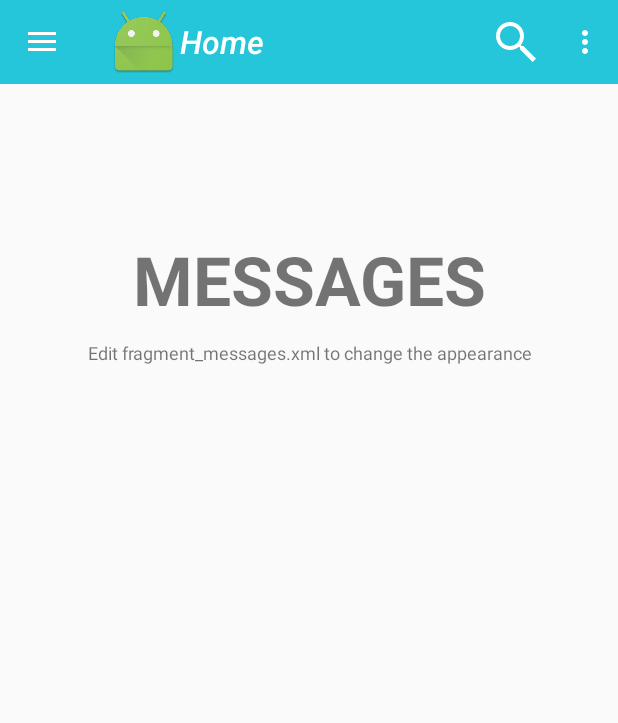
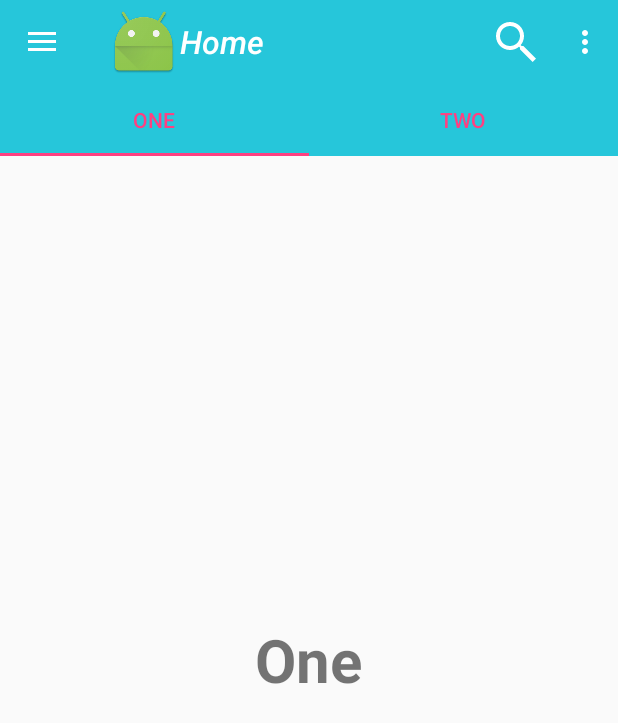
Before and after one commit to carolinags/gymapp, an Android app: the fragment MessagesFragment placed in its activity, on a phone screen of 412 x 824 dp. Shown: the top 723 px of the screen. Run offline under Robolectric (Android 15) with nearby library versions, the phone set to English and light mode, and no system bars.

Commit message:
Working with tab layout part1.

```diff
--- a/app/build.gradle
+++ b/app/build.gradle
@@ -26,4 +26,6 @@ dependencies {
     compile 'com.android.support:recyclerview-v7:23.2.0'
     compile 'com.android.support:cardview-v7:23.2.0'
     compile 'com.android.support:support-v4:23.2.0'
+    compile 'com.android.support:design:23.2.0'
+
 }
--- a/app/src/main/java/com/firstapp/zappts/firstapp/activity/MessagesFragment.java
+++ b/app/src/main/java/com/firstapp/zappts/firstapp/activity/MessagesFragment.java
@@ -6,13 +6,24 @@ package com.firstapp.zappts.firstapp.activity;
 
 import android.app.Activity;
 import android.os.Bundle;
+import android.support.design.widget.TabLayout;
 import android.support.v4.app.Fragment;
+import android.support.v4.app.FragmentManager;
+import android.support.v4.app.FragmentPagerAdapter;
+import android.support.v4.view.ViewPager;
 import android.view.LayoutInflater;
 import android.view.View;
 import android.view.ViewGroup;
+
 import com.firstapp.zappts.firstapp.R;
 
+import java.util.ArrayList;
+import java.util.List;
+
 public class MessagesFragment extends Fragment {
+
+    private TabLayout tabLayout;
+    private ViewPager viewPager;
 
     public MessagesFragment() {
         // Required empty public constructor
@@ -29,6 +40,11 @@ public class MessagesFragment extends Fragment {
                              Bundle savedInstanceState) {
         View rootView = inflater.inflate(R.layout.fragment_messages, container, false);
 
+        viewPager = (ViewPager) rootView.findViewById(R.id.viewpager);
+        setupViewPager(viewPager);
+
+        tabLayout = (TabLayout) rootView.findViewById(R.id.tabs);
+        tabLayout.setupWithViewPager(viewPager);
 
         // Inflate the layout for this fragment
         return rootView;
@@ -43,4 +59,40 @@ public class MessagesFragment extends Fragment {
     public void onDetach() {
         super.onDetach();
     }
+
+    private void setupViewPager(ViewPager viewPager) {
+        ViewPagerAdapter adapter = new ViewPagerAdapter(getActivity().getSupportFragmentManager());
+        adapter.addFragment(new OneFragment(), "ONE");
+        adapter.addFragment(new TwoFragment(), "TWO");
+        viewPager.setAdapter(adapter);
+    }
+
+    class ViewPagerAdapter extends FragmentPagerAdapter {
+        private final List<Fragment> mFragmentList = new ArrayList<>();
+        private final List<String> mFragmentTitleList = new ArrayList<>();
+
+        public ViewPagerAdapter(FragmentManager manager) {
+            super(manager);
+        }
+
+        @Override
+        public Fragment getItem(int position) {
+            return mFragmentList.get(position);
+        }
+
+        @Override
+        public int getCount() {
+            return mFragmentList.size();
+        }
+
+        public void addFragment(Fragment fragment, String title) {
+            mFragmentList.add(fragment);
+            mFragmentTitleList.add(title);
+        }
+
+        @Override
+        public CharSequence getPageTitle(int position) {
+            return mFragmentTitleList.get(position);
+        }
+    }
 }
--- /dev/null
+++ b/app/src/main/java/com/firstapp/zappts/firstapp/activity/OneFragment.java
@@ -0,0 +1,33 @@
+package com.firstapp.zappts.firstapp.activity;
+
+/**
+ * Created by zappts on 3/15/16.
+ */
+import android.os.Bundle;
+import android.support.v4.app.Fragment;
+import android.view.LayoutInflater;
+import android.view.View;
+import android.view.ViewGroup;
+
+import com.firstapp.zappts.firstapp.R;
+
+
+public class OneFragment extends Fragment{
+
+    public OneFragment() {
+        // Required empty public constructor
+    }
+
+    @Override
+    public void onCreate(Bundle savedInstanceState) {
+        super.onCreate(savedInstanceState);
+    }
+
+    @Override
+    public View onCreateView(LayoutInflater inflater, ViewGroup container,
+                             Bundle savedInstanceState) {
+        // Inflate the layout for this fragment
+        return inflater.inflate(R.layout.fragment_one, container, false);
+    }
+
+}
--- /dev/null
+++ b/app/src/main/java/com/firstapp/zappts/firstapp/activity/TwoFragment.java
@@ -0,0 +1,33 @@
+package com.firstapp.zappts.firstapp.activity;
+
+import android.os.Bundle;
+import android.support.v4.app.Fragment;
+import android.view.LayoutInflater;
+import android.view.View;
+import android.view.ViewGroup;
+
+import com.firstapp.zappts.firstapp.R;
+
+/**
+ * Created by zappts on 3/15/16.
+ */
+
+public class TwoFragment extends Fragment {
+
+    public TwoFragment() {
+        // Required empty public constructor
+    }
+
+    @Override
+    public void onCreate(Bundle savedInstanceState) {
+        super.onCreate(savedInstanceState);
+    }
+
+    @Override
+    public View onCreateView(LayoutInflater inflater, ViewGroup container,
+                             Bundle savedInstanceState) {
+        // Inflate the layout for this fragment
+        return inflater.inflate(R.layout.fragment_two, container, false);
+    }
+
+}
--- a/app/src/main/res/layout/fragment_messages.xml
+++ b/app/src/main/res/layout/fragment_messages.xml
@@ -1,31 +1,22 @@
 <?xml version="1.0" encoding="utf-8"?>
-<RelativeLayout xmlns:android="http://schemas.android.com/apk/res/android"
-    xmlns:tools="http://schemas.android.com/tools"
+<android.support.design.widget.CoordinatorLayout xmlns:android="http://schemas.android.com/apk/res/android"
+    xmlns:app="http://schemas.android.com/apk/res-auto"
     android:layout_width="match_parent"
-    android:layout_height="match_parent"
-    android:orientation="vertical"
-    tools:context="info.androidhive.materialdesign.activity.MessagesFragment">
+    android:layout_height="match_parent">
 
+    <android.support.design.widget.TabLayout
+            android:id="@+id/tabs"
+            android:background="?attr/colorPrimary"
+            android:layout_width="match_parent"
+            android:layout_height="wrap_content"
+            app:tabMode="fixed"
+            app:tabGravity="fill"
+            app:tabTextColor="@color/colorAccent"/>
 
-    <TextView
-        android:id="@+id/label"
-        android:layout_alignParentTop="true"
-        android:layout_marginTop="100dp"
-        android:layout_width="fill_parent"
-        android:layout_height="wrap_content"
-        android:gravity="center_horizontal"
-        android:textSize="45dp"
-        android:text="MESSAGES"
-        android:textStyle="bold"/>
+    <android.support.v4.view.ViewPager
+        android:id="@+id/viewpager"
+        android:layout_width="match_parent"
+        android:layout_height="match_parent"
+        app:layout_behavior="@string/appbar_scrolling_view_behavior"  />
 
-    <TextView
-        android:layout_below="@id/label"
-        android:layout_centerInParent="true"
-        android:layout_width="fill_parent"
-        android:layout_height="wrap_content"
-        android:textSize="12dp"
-        android:layout_marginTop="10dp"
-        android:gravity="center_horizontal"
-        android:text="Edit fragment_messages.xml to change the appearance" />
-
-</RelativeLayout>
+</android.support.design.widget.CoordinatorLayout>
--- /dev/null
+++ b/app/src/main/res/layout/fragment_one.xml
@@ -0,0 +1,16 @@
+<?xml version="1.0" encoding="utf-8"?>
+<RelativeLayout xmlns:android="http://schemas.android.com/apk/res/android"
+    xmlns:tools="http://schemas.android.com/tools"
+    android:layout_width="match_parent"
+    android:layout_height="match_parent"
+    tools:context="info.androidhive.materialtabs.fragments.OneFragment">
+
+    <TextView
+        android:layout_width="wrap_content"
+        android:layout_height="wrap_content"
+        android:text="@string/one"
+        android:textSize="40dp"
+        android:textStyle="bold"
+        android:layout_centerInParent="true"/>
+
+</RelativeLayout>
--- /dev/null
+++ b/app/src/main/res/layout/fragment_two.xml
@@ -0,0 +1,16 @@
+<?xml version="1.0" encoding="utf-8"?>
+<RelativeLayout xmlns:android="http://schemas.android.com/apk/res/android"
+    xmlns:tools="http://schemas.android.com/tools"
+    android:layout_width="match_parent"
+    android:layout_height="match_parent"
+    tools:context="info.androidhive.materialtabs.fragments.TwoFragment">
+
+    <TextView
+        android:layout_width="wrap_content"
+        android:layout_height="wrap_content"
+        android:text="@string/two"
+        android:textSize="40dp"
+        android:textStyle="bold"
+        android:layout_centerInParent="true"/>
+
+</RelativeLayout>
--- a/app/src/main/res/values/dimens.xml
+++ b/app/src/main/res/values/dimens.xml
@@ -3,4 +3,9 @@
     <dimen name="activity_horizontal_margin">16dp</dimen>
     <dimen name="activity_vertical_margin">16dp</dimen>
     <dimen name="nav_drawer_width">260dp</dimen>
+
+    <dimen name="tab_max_width">264dp</dimen>
+    <dimen name="tab_padding_bottom">16dp</dimen>
+    <dimen name="tab_label">14sp</dimen>
+    <dimen name="custom_tab_layout_height">72dp</dimen>
 </resources>
--- a/app/src/main/res/values/strings.xml
+++ b/app/src/main/res/values/strings.xml
@@ -21,4 +21,7 @@
     <string name="title_messages">Messages</string>
     <string name="title_friends">Friends</string>
     <string name="title_home">Home</string>
+
+    <string name="one">One</string>
+    <string name="two">Two</string>
 </resources>
```
